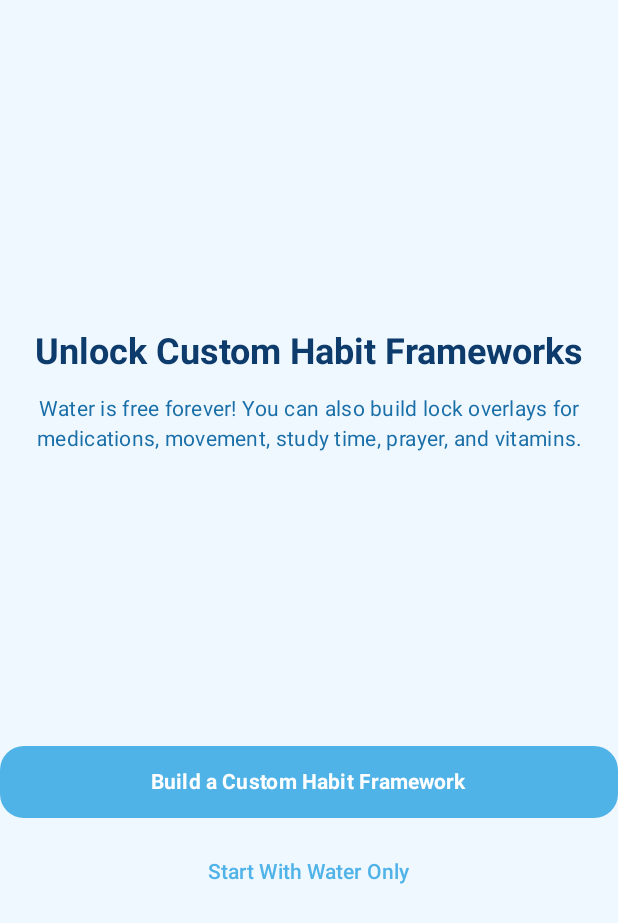
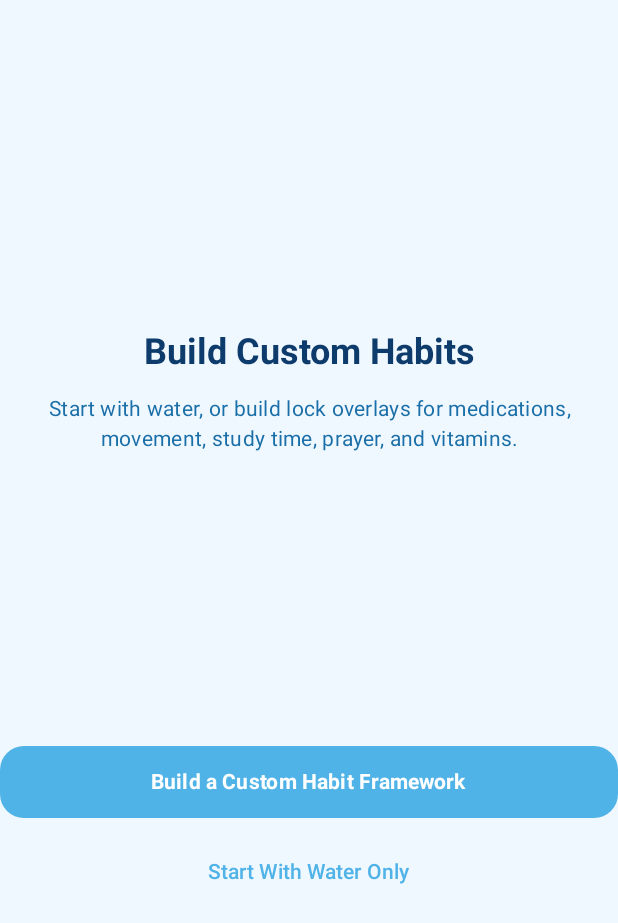
Before and after one commit to jrela2000/Drink-Your-Water, an Android app built with Jetpack Compose: the composable OnboardingStep6 shown on its own in the app's theme, on a phone screen of 412 x 824 dp. Shown: the top 923 px of the screen. Run offline under Robolectric (Android 15) with nearby library versions, the phone set to English and light mode, and no system bars; 8 statements that could not run were skipped.

Commit message:
Remove 'free forever' / 'free for now' wording from onboarding and settings
A paid unlock for extra reminders is planned, so the app shouldn't promise
a price in its UI or store screenshots.

Co-Authored-By: Claude Sonnet 5.5 <noreply@anthropic.com>

```diff
--- a/app/src/main/java/com/aistudio/drinkyourwater/hydra/ui/screens/OnboardingScreen.kt
+++ b/app/src/main/java/com/aistudio/drinkyourwater/hydra/ui/screens/OnboardingScreen.kt
@@ -180,7 +180,7 @@ private fun OnboardingStep1(onStartWater: () -> Unit, onShowHowItWorks: () -> Un
                 modifier = Modifier.fillMaxWidth(),
                 testTag = "start_water_free_btn"
             ) {
-                Text("Start With Water (Free Forever)", fontWeight = FontWeight.Bold)
+                Text("Start With Water", fontWeight = FontWeight.Bold)
             }
 
             TextButton(
@@ -440,14 +440,14 @@ private fun OnboardingStep6(
     ) {
         Column(horizontalAlignment = Alignment.CenterHorizontally) {
             Text(
-                text = "Unlock Custom Habit Frameworks",
+                text = "Build Custom Habits",
                 style = MaterialTheme.typography.headlineSmall.copy(fontWeight = FontWeight.Bold),
                 color = MaterialTheme.colorScheme.onBackground,
                 textAlign = TextAlign.Center
             )
             Spacer(modifier = Modifier.height(12.dp))
             Text(
-                text = "Water is free forever! You can also build lock overlays for medications, movement, study time, prayer, and vitamins.",
+                text = "Start with water, or build lock overlays for medications, movement, study time, prayer, and vitamins.",
                 style = MaterialTheme.typography.bodyMedium,
                 color = MaterialTheme.colorScheme.onSurfaceVariant,
                 textAlign = TextAlign.Center
--- a/app/src/main/java/com/aistudio/drinkyourwater/hydra/ui/screens/SettingsScreen.kt
+++ b/app/src/main/java/com/aistudio/drinkyourwater/hydra/ui/screens/SettingsScreen.kt
@@ -199,7 +199,7 @@ fun SettingsScreen(
                                     color = MaterialTheme.colorScheme.onSurface
                                 )
                                 Text(
-                                    text = "Water hydration plus any custom habits you build — free for now",
+                                    text = "Water hydration plus any custom habits you build",
                                     style = MaterialTheme.typography.bodySmall,
                                     color = MaterialTheme.colorScheme.onSurfaceVariant
                                 )
```
